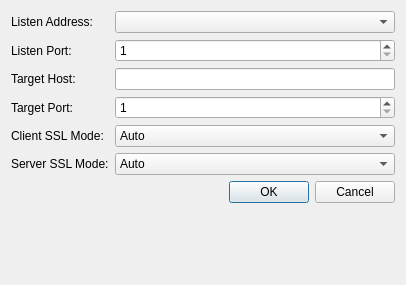
First picture: the form in listenereditdialog.ui, repository richmoore/bitslinger, before the edit.
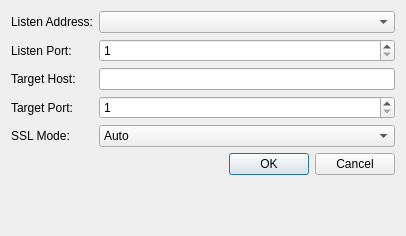
Second picture: the form after the edit. Custom widgets are drawn as their Qt base class.

What changed in the file:
```diff
--- a/listenereditdialog.ui
+++ b/listenereditdialog.ui
@@ -7,7 +7,7 @@
     <x>0</x>
     <y>0</y>
     <width>406</width>
-    <height>285</height>
+    <height>236</height>
    </rect>
   </property>
   <property name="windowTitle">
@@ -71,7 +71,7 @@
    <item row="4" column="0">
     <widget class="QLabel" name="label_5">
      <property name="text">
-      <string>Client SSL Mode:</string>
+      <string>SSL Mode:</string>
      </property>
     </widget>
    </item>
@@ -87,20 +87,9 @@
        <string>Never</string>
       </property>
      </item>
-    </widget>
-   </item>
-   <item row="5" column="0">
-    <widget class="QLabel" name="label_6">
-     <property name="text">
-      <string>Server SSL Mode:</string>
-     </property>
-    </widget>
-   </item>
-   <item row="5" column="1">
-    <widget class="QComboBox" name="serverModeCombo">
      <item>
       <property name="text">
-       <string>Auto</string>
+       <string>SSL Strip Server Connection</string>
       </property>
      </item>
      <item>
@@ -110,7 +99,7 @@
      </item>
     </widget>
    </item>
-   <item row="6" column="0" colspan="2">
+   <item row="5" column="0" colspan="2">
     <widget class="QDialogButtonBox" name="buttonBox">
      <property name="orientation">
       <enum>Qt::Horizontal</enum>
```
Left out of the diff: 6 changed lines with no effect on the pictures.
